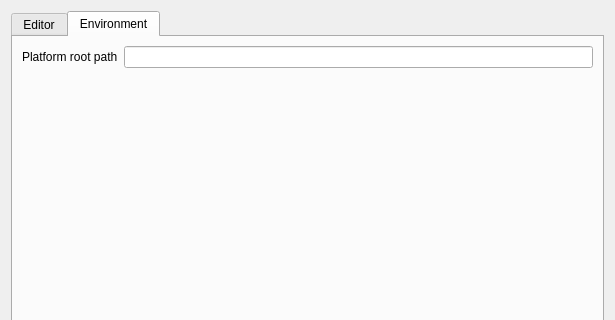
This is editor/configdialog.ui in StrideLang/Stride as Qt 5 draws it before an edit; both pictures show x 0 to 615 and y 0 to 320 of the 615 by 462 pixel window. The edited form follows.
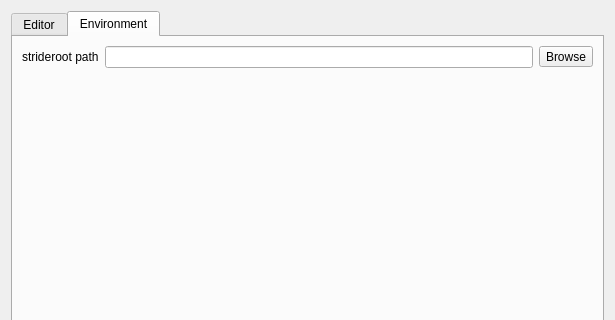
This is the edited form. The open tabs and pages were chosen to show the change.

Commit message: Initial work on Strideroot management dialog that includes "Install" action

The edit to the form file:
```diff
--- a/editor/configdialog.ui
+++ b/editor/configdialog.ui
@@ -140,16 +140,6 @@
        <string>Environment</string>
       </attribute>
       <layout class="QGridLayout" name="gridLayout_3">
-       <item row="0" column="0">
-        <widget class="QLabel" name="label_3">
-         <property name="text">
-          <string>Platform root path</string>
-         </property>
-        </widget>
-       </item>
-       <item row="0" column="1">
-        <widget class="QLineEdit" name="platformRootLineEdit"/>
-       </item>
        <item row="1" column="0">
         <spacer name="verticalSpacer_2">
          <property name="orientation">
@@ -163,6 +153,23 @@
          </property>
         </spacer>
        </item>
+       <item row="0" column="0">
+        <widget class="QLabel" name="label_3">
+         <property name="text">
+          <string>strideroot path</string>
+         </property>
+        </widget>
+       </item>
+       <item row="0" column="1">
+        <widget class="QLineEdit" name="strideRootLineEdit"/>
+       </item>
+       <item row="0" column="2">
+        <widget class="QToolButton" name="striderootBrowseButton">
+         <property name="text">
+          <string>Browse</string>
+         </property>
+        </widget>
+       </item>
       </layout>
      </widget>
     </widget>
```
Left out of the diff: 2 changed lines with no effect on the pictures. The commit also changes 13 other files.
